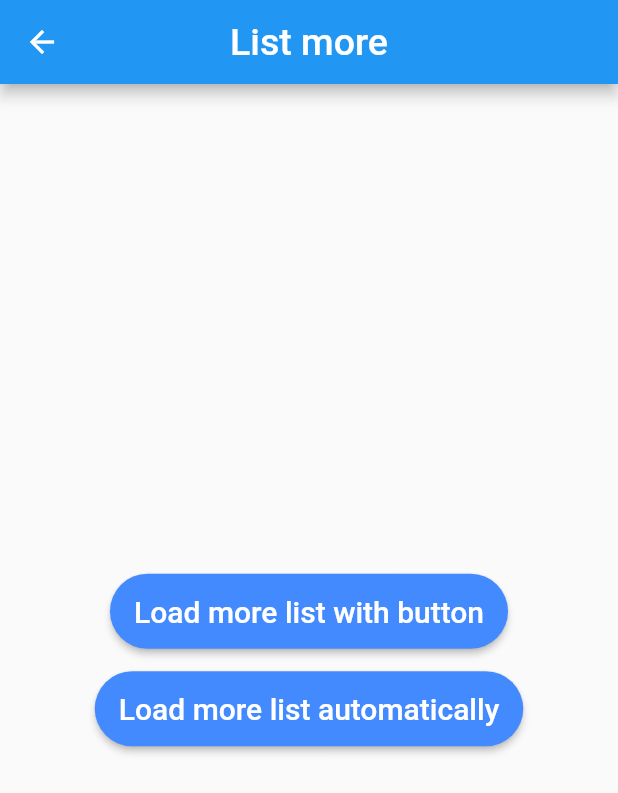
After one commit to Sanjarbek-Olimov/contact_wifi_practice, a Flutter app: the screen it shows after launch, after a tap on "Load more", on a phone screen of 412 x 824 dp. The commit adds this screen. Shown: the top 793 px of the screen. Run offline on Flutter 3.47's test engine with Material 2 defaults, Android fonts, the light colour scheme and no system bars; our stand-ins replace contacts_service, permission_handler; missing offline and left inert: wifi_iot.

Commit message:
Project is updated, listview more page added

```diff
--- a/lib/main.dart
+++ b/lib/main.dart
@@ -1,8 +1,12 @@
-import 'package:contact_wifi/pages/contact_access_page.dart';
+import 'package:contact_wifi/pages/contact/contact_access_page.dart';
+import 'package:contact_wifi/pages/contact/phone_contact_page.dart';
 import 'package:contact_wifi/pages/home_page.dart';
-import 'package:contact_wifi/pages/new_wifi_page.dart';
-import 'package:contact_wifi/pages/phone_contact_page.dart';
-import 'package:contact_wifi/pages/wifi_page.dart';
+import 'package:contact_wifi/pages/lifecycle_page.dart';
+import 'package:contact_wifi/pages/loadmore/load_more_auto.dart';
+import 'package:contact_wifi/pages/loadmore/load_more_button.dart';
+import 'package:contact_wifi/pages/loadmore/load_more_pages.dart';
+import 'package:contact_wifi/pages/wifi/new_wifi_page.dart';
+import 'package:contact_wifi/pages/wifi/wifi_page.dart';
 import 'package:flutter/material.dart';
 
 void main() {
@@ -27,7 +31,11 @@ class MyApp extends StatelessWidget {
         WifiPage.id: (context) => WifiPage(),
         PhoneContactPage.id: (context) =>PhoneContactPage(),
         ContactAccessPage.id: (context) => ContactAccessPage(),
-        NewWifiPage.id: (context) => NewWifiPage()
+        NewWifiPage.id: (context) => NewWifiPage(),
+        LoadButtonPage.id: (context) => LoadButtonPage(),
+        LoadMorePage.id: (context) => LoadMorePage(),
+        LoadAutoPage.id: (context) => LoadAutoPage(),
+        LifeCyclePage.id: (context) =>LifeCyclePage()
       },
     );
   }
--- a/lib/pages/home_page.dart
+++ b/lib/pages/home_page.dart
@@ -1,7 +1,10 @@
-import 'package:contact_wifi/pages/new_wifi_page.dart';
-import 'package:contact_wifi/pages/phone_contact_page.dart';
-import 'package:contact_wifi/pages/wifi_page.dart';
+import 'package:contact_wifi/pages/lifecycle_page.dart';
+import 'package:contact_wifi/pages/loadmore/load_more_pages.dart';
+import 'package:contact_wifi/pages/wifi/new_wifi_page.dart';
+import 'package:contact_wifi/pages/wifi/wifi_page.dart';
 import 'package:flutter/material.dart';
+
+import 'contact/phone_contact_page.dart';
 
 class HomePage extends StatefulWidget {
   static const String id = "home_page";
@@ -17,7 +20,7 @@ class _HomePageState extends State<HomePage> {
   Widget build(BuildContext context) {
     return SafeArea(child: Scaffold(
       appBar: AppBar(
-        title: Text("Home", style: TextStyle(fontSize: 25),),
+        title: const Text("Home", style: TextStyle(fontSize: 25),),
         centerTitle: true,
       ),
       body: Center(
@@ -25,34 +28,54 @@ class _HomePageState extends State<HomePage> {
           mainAxisAlignment: MainAxisAlignment.center,
           children: [
             MaterialButton(
-              shape: StadiumBorder(),
+              shape: const StadiumBorder(),
               height: 50,
               minWidth: 150,
               color: Colors.blue,
               onPressed: (){
                 Navigator.pushNamed(context, PhoneContactPage.id);
               },
-            child: Text("Contacts", style: TextStyle(color: Colors.white, fontSize: 20),),),
-            SizedBox(height: 20,),
+            child: const Text("Contacts", style: TextStyle(color: Colors.white, fontSize: 20),),),
+            const SizedBox(height: 20,),
             MaterialButton(
-              shape: StadiumBorder(),
+              shape: const StadiumBorder(),
               height: 50,
               minWidth: 150,
               color: Colors.blue,
               onPressed: (){
                 Navigator.pushNamed(context, WifiPage.id);
               },
-            child: Text("Wi-Fi", style: TextStyle(color: Colors.white, fontSize: 20),),),
-            SizedBox(height: 20,),
+            child: Text("Wi-Fi", style: const TextStyle(color: Colors.white, fontSize: 20),),),
+            const SizedBox(height: 20,),
             MaterialButton(
-              shape: StadiumBorder(),
+              shape: const StadiumBorder(),
               height: 50,
               minWidth: 150,
               color: Colors.blue,
               onPressed: (){
                 Navigator.pushNamed(context, NewWifiPage.id);
               },
-              child: Text("New Wi-Fi", style: TextStyle(color: Colors.white, fontSize: 20),),),
+              child: const Text("New Wi-Fi", style: TextStyle(color: Colors.white, fontSize: 20),),),
+            const SizedBox(height: 20,),
+            MaterialButton(
+              shape: const StadiumBorder(),
+              height: 50,
+              minWidth: 150,
+              color: Colors.blue,
+              onPressed: (){
+                Navigator.pushNamed(context, LoadMorePage.id);
+              },
+              child: const Text("Load more", style: TextStyle(color: Colors.white, fontSize: 20),),),
+            const SizedBox(height: 20,),
+            MaterialButton(
+              shape: const StadiumBorder(),
+              height: 50,
+              minWidth: 150,
+              color: Colors.blue,
+              onPressed: (){
+                Navigator.pushNamed(context, LifeCyclePage.id);
+              },
+              child: const Text("Lifecycle", style: TextStyle(color: Colors.white, fontSize: 20),),),
           ],
         ),
       ),
--- /dev/null
+++ b/lib/pages/loadmore/load_more_pages.dart
@@ -0,0 +1,56 @@
+import 'package:contact_wifi/pages/loadmore/load_more_auto.dart';
+import 'package:flutter/material.dart';
+import 'load_more_button.dart';
+
+class LoadMorePage extends StatefulWidget {
+  static const String id = "load_more_page";
+
+  const LoadMorePage({Key? key}) : super(key: key);
+
+  @override
+  _LoadMorePageState createState() => _LoadMorePageState();
+}
+
+class _LoadMorePageState extends State<LoadMorePage> {
+  @override
+  Widget build(BuildContext context) {
+    return SafeArea(
+        child: Scaffold(
+      appBar: AppBar(
+        title: const Text(
+          "List more",
+          style: TextStyle(fontSize: 25),
+        ),
+        centerTitle: true,
+      ),
+      body: Center(
+        child: Column(
+          mainAxisAlignment: MainAxisAlignment.center,
+          children: [
+            MaterialButton(
+              height: 50,
+              shape: StadiumBorder(),
+              color: Colors.blueAccent,
+              onPressed: () {
+                Navigator.pushNamed(context, LoadButtonPage.id);
+              },
+            child: Text("Load more list with button", style: TextStyle(fontSize: 20, color: Colors.white),),
+
+            ),
+            SizedBox(height: 15,),
+            MaterialButton(
+              height: 50,
+              shape: StadiumBorder(),
+              color: Colors.blueAccent,
+              onPressed: () {
+                Navigator.pushNamed(context, LoadAutoPage.id);
+              },
+            child: Text("Load more list automatically", style: TextStyle(fontSize: 20, color: Colors.white),),
+
+            ),
+          ],
+        ),
+      ),
+    ));
+  }
+}
```
Also changed, not shown: lib/pages/contact/contact_access_page.dart (renamed from lib/pages/contact_access_page.dart, +10 -11 lines), lib/pages/contact/phone_contact_page.dart (renamed from lib/pages/phone_contact_page.dart, +28 -7 lines), lib/pages/lifecycle_page.dart (added, +71 -0 lines), lib/pages/loadmore/load_more_auto.dart (added, +167 -0 lines), lib/pages/loadmore/load_more_button.dart (added, +164 -0 lines), lib/pages/wifi/new_wifi_page.dart (renamed from lib/pages/new_wifi_page.dart), lib/pages/wifi/wifi_page.dart (renamed from lib/pages/wifi_page.dart), 1 other file.
